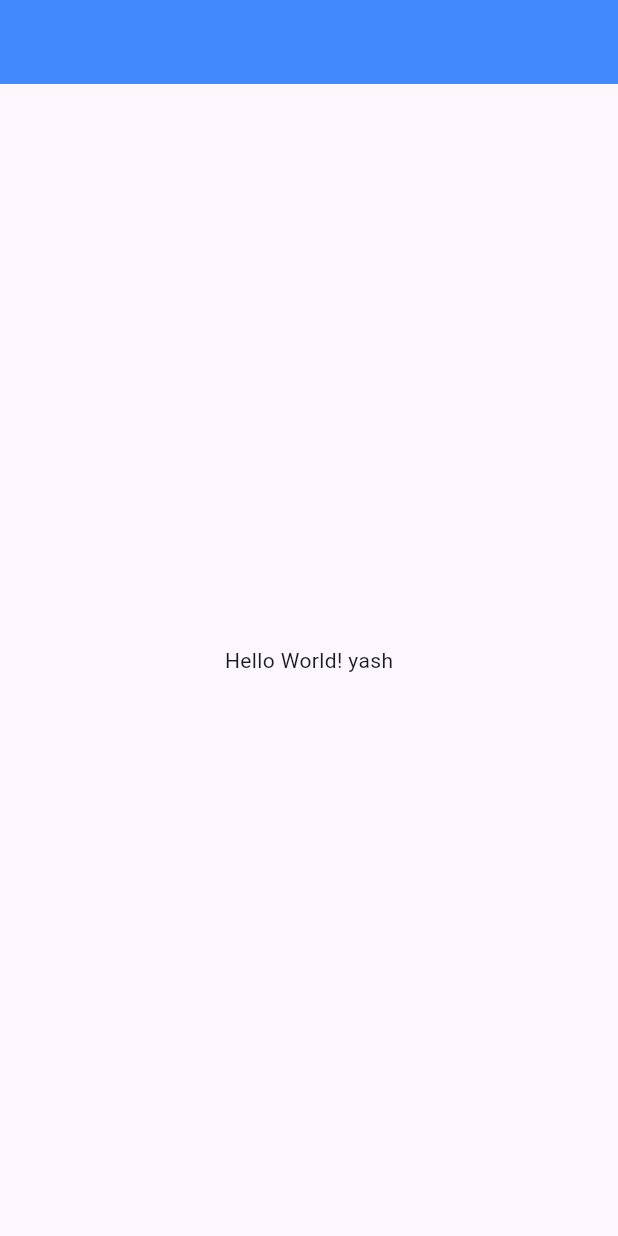
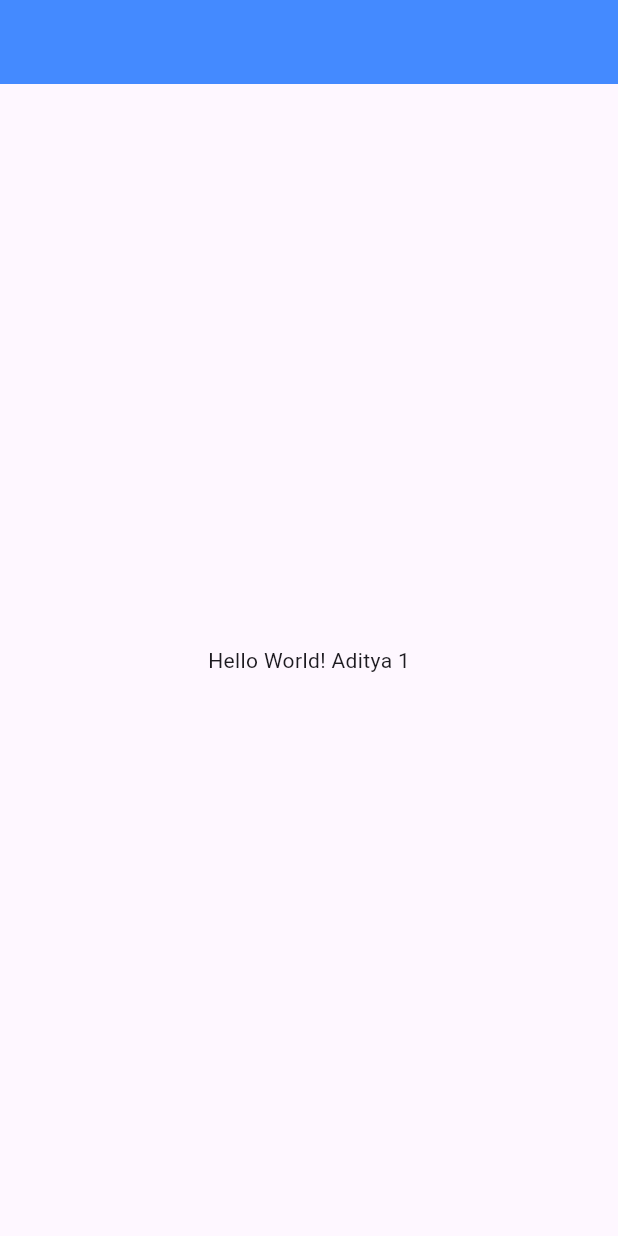
Before and after one commit to adityaandhale30/git_trial, a Flutter app: the screen it shows after launch, on a phone screen of 412 x 824 dp. Run offline on Flutter 3.47's test engine with Material 3 defaults, Android fonts, the phone set to English and light mode, and no system bars.

Commit message:
change aaa 1

```diff
--- a/lib/main.dart
+++ b/lib/main.dart
@@ -15,7 +15,7 @@ class MainApp extends StatelessWidget {
           backgroundColor: Colors.blueAccent,
         ),
         body: Center(
-          child: Text('Hello World! yash'),
+          child: Text('Hello World! Aditya 1'),
         ),
       ),
     );
```
